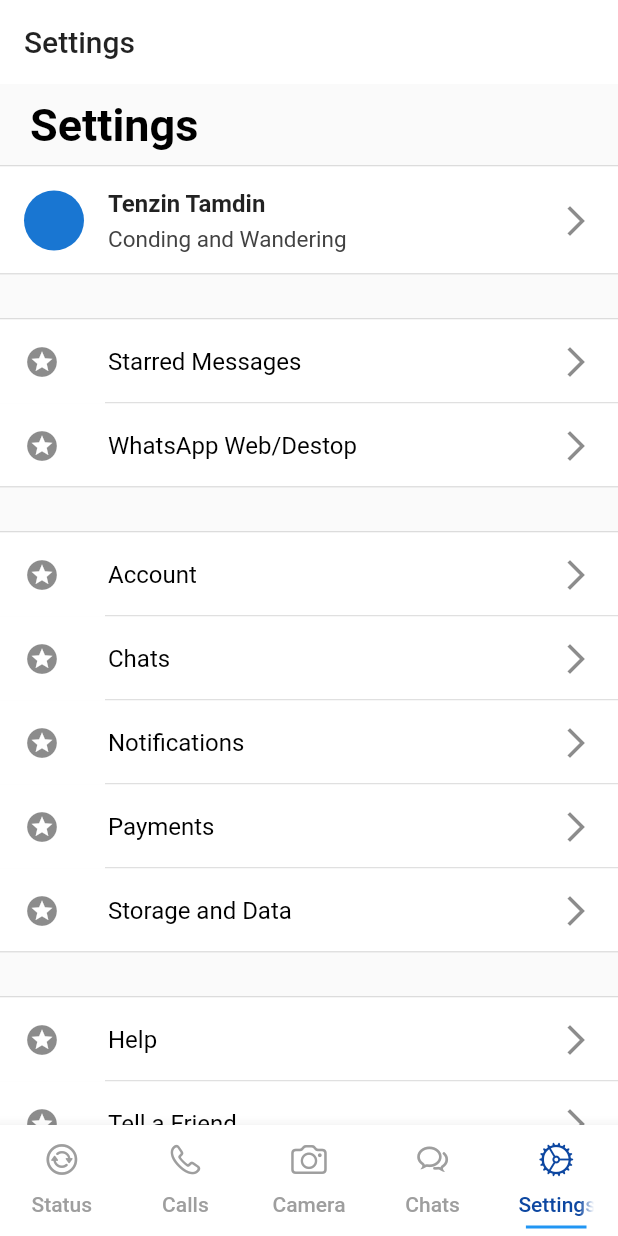
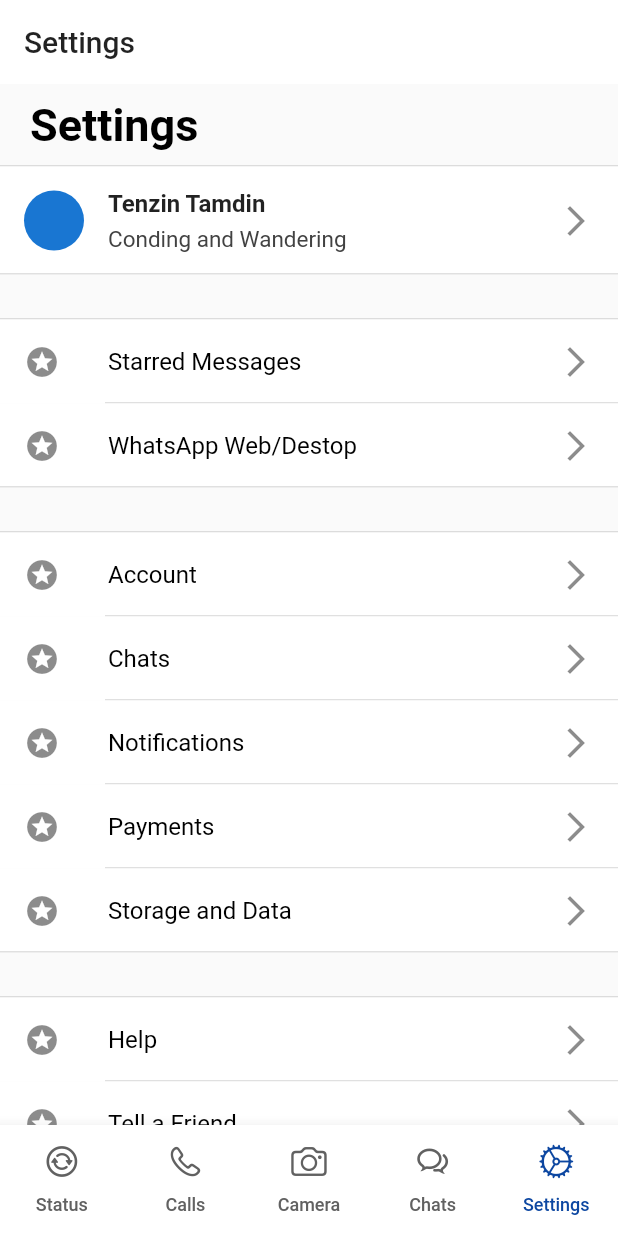
Before and after one commit to tentamdin/flutter-whatsapp-clone, a Flutter app: the screen it shows after launch, item 5 of the bottom bar chosen, on a phone screen of 412 x 824 dp. Run offline on Flutter 3.47's test engine with Material 2 defaults, Android fonts, the phone set to English and light mode, and no system bars; network calls fail.

```diff
--- a/lib/home_page.dart
+++ b/lib/home_page.dart
@@ -37,15 +37,18 @@ class _HomePageState extends State<HomePage> {
 
 Widget menu() {
   return TabBar(
+    labelStyle: TextStyle(fontSize: 12),
+    labelPadding: EdgeInsets.all(0),
     labelColor: Colors.blue.shade900,
-    unselectedLabelColor: Colors.grey,
+    unselectedLabelColor: Colors.grey.shade700,
     indicatorSize: TabBarIndicatorSize.label,
     indicatorPadding: EdgeInsets.all(5.0),
-    indicatorColor: Colors.blue,
+    indicatorColor: Colors.transparent,
     tabs: [
       Tab(
         text: "Status",
         icon: Icon(CupertinoIcons.arrow_2_circlepath_circle),
+        // iconMargin: EdgeInsets.all(0),
       ),
       Tab(
         text: "Calls",
```
Also changed, not shown: lib/screens/chat_screen.dart (+32 -2 lines).
